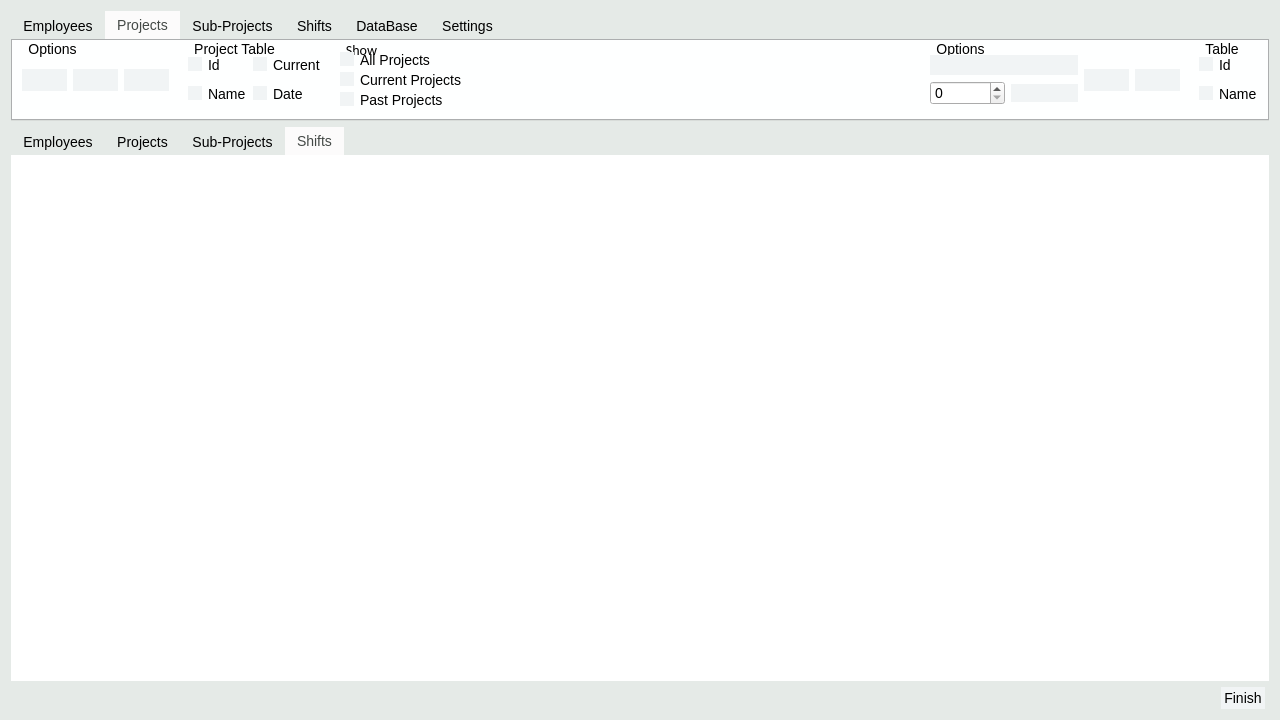
First picture: the form in Source/Time-Track/mainform.ui, repository joshuawootonn/time-track, before the edit.
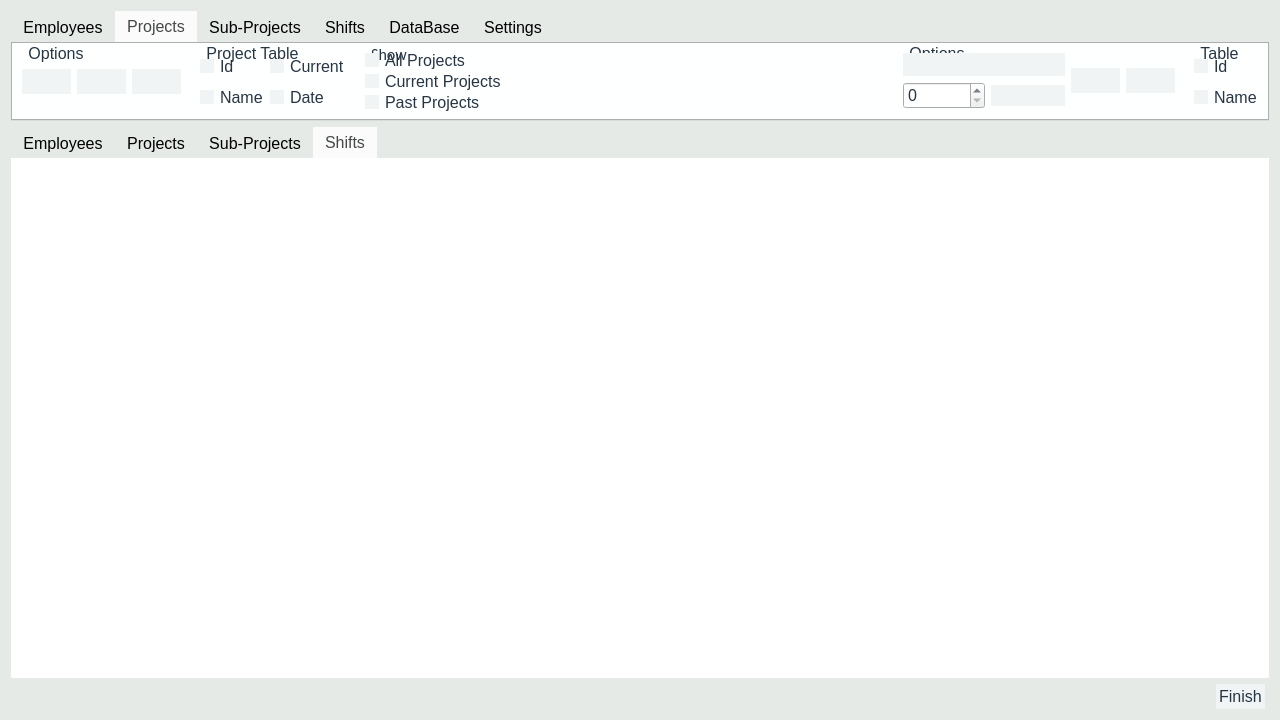
Second picture: the form after the edit. The open tabs and pages were chosen to show the change. Icons and pictures are not drawn.

The edit to the form file:
```diff
--- a/Source/Time-Track/mainform.ui
+++ b/Source/Time-Track/mainform.ui
@@ -20,7 +20,8 @@
 }
 *{
 font-family:&quot;Calibri&quot;;
-font-size: 14px;
+font-size: 16px;
+color:#263544;
 
 }
 
@@ -1067,6 +1068,12 @@
               <string>Options</string>
              </property>
              <layout class="QHBoxLayout" name="horizontalLayout_9">
+              <property name="topMargin">
+               <number>7</number>
+              </property>
+              <property name="bottomMargin">
+               <number>7</number>
+              </property>
               <item>
                <widget class="QPushButton" name="ProjectAdd">
                 <property name="text">
@@ -1097,6 +1104,12 @@
               <string>Project Table</string>
              </property>
              <layout class="QGridLayout" name="gridLayout_9">
+              <property name="topMargin">
+               <number>7</number>
+              </property>
+              <property name="bottomMargin">
+               <number>7</number>
+              </property>
               <item row="2" column="1">
                <widget class="QCheckBox" name="ProjectDate">
                 <property name="text">
@@ -1143,6 +1156,12 @@
               <property name="spacing">
                <number>2</number>
               </property>
+              <property name="topMargin">
+               <number>7</number>
+              </property>
+              <property name="bottomMargin">
+               <number>7</number>
+              </property>
               <item>
                <widget class="QRadioButton" name="ProjectAllRadio">
                 <property name="text">
@@ -1199,6 +1218,12 @@
               <string>Options</string>
              </property>
              <layout class="QGridLayout" name="gridLayout_12">
+              <property name="topMargin">
+               <number>7</number>
+              </property>
+              <property name="bottomMargin">
+               <number>7</number>
+              </property>
               <item row="1" column="1">
                <layout class="QHBoxLayout" name="horizontalLayout_14">
                 <item>
@@ -1277,6 +1302,12 @@
               <string>Table</string>
              </property>
              <layout class="QGridLayout" name="gridLayout_11">
+              <property name="topMargin">
+               <number>7</number>
+              </property>
+              <property name="bottomMargin">
+               <number>7</number>
+              </property>
               <item row="1" column="0">
                <widget class="QCheckBox" name="ProjectItemName">
                 <property name="text">
```
Left out of the diff: 97 changed lines with no effect on the pictures.
